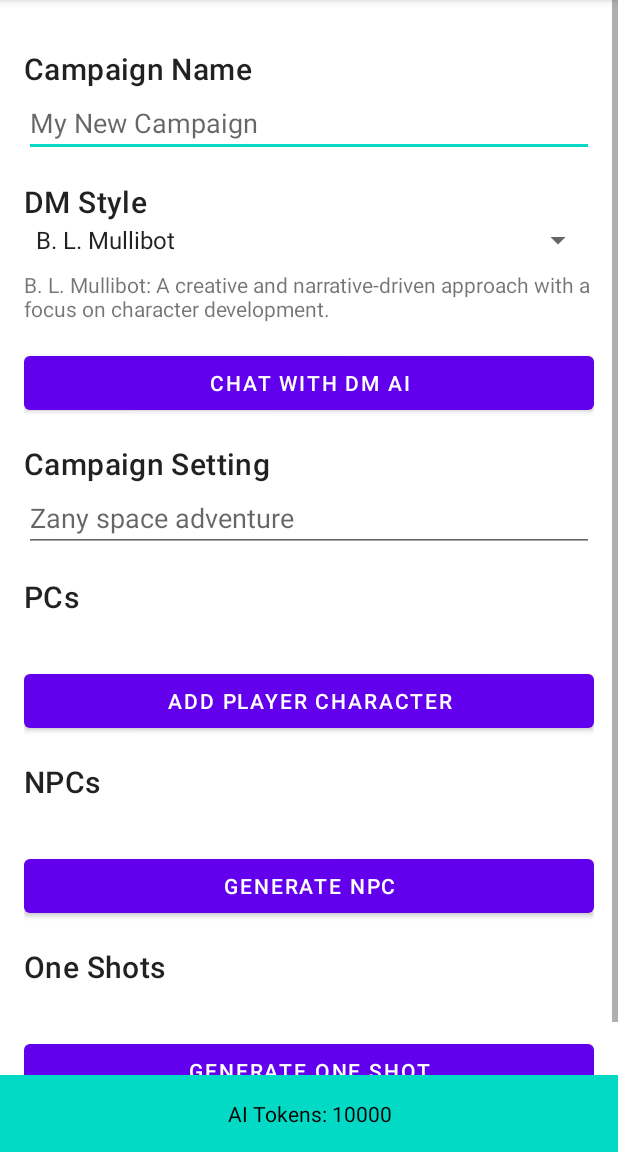
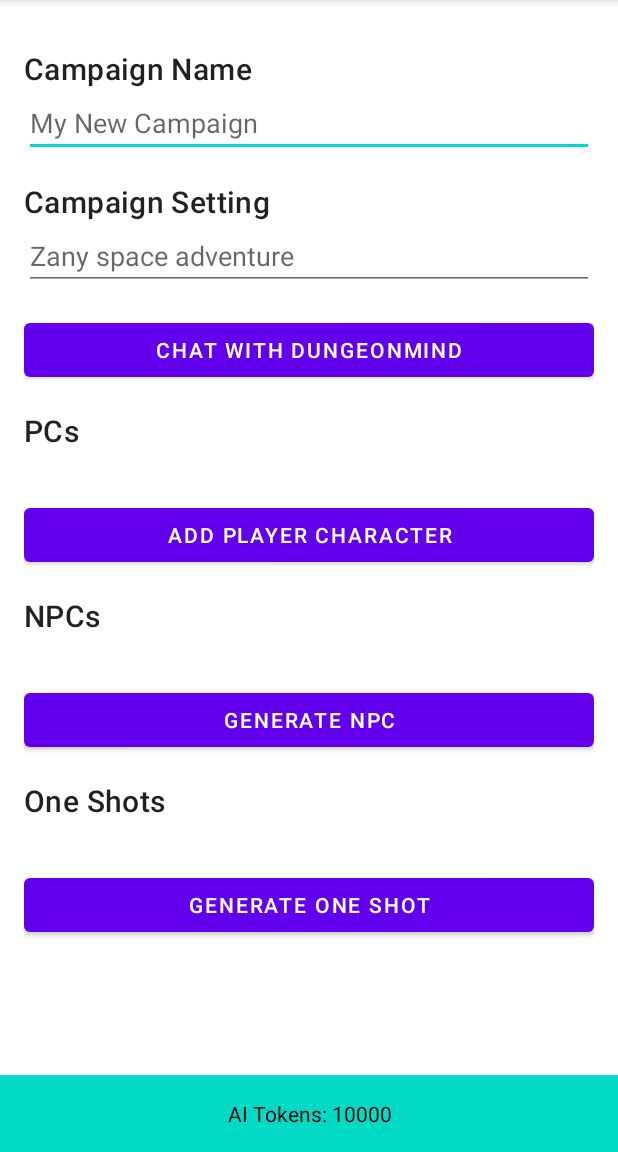
Before and after one commit to dhakim87/dm_assist, an Android app: the CreateCampaignActivity screen opened directly, with no data from a screen before it, on a phone screen of 412 x 824 dp, the part 84-1236 px from its top. Run offline under Robolectric (Android 15) with nearby library versions, the phone set to English and light mode, and no system bars; our stand-ins replace AdMob; pictures from the network do not load.

Commit message:
Removed problematic idea of emulating celebrity dungeon masters

```diff
--- a/app/src/main/java/com/dm/assist/activity/CreateCampaignActivity.java
+++ b/app/src/main/java/com/dm/assist/activity/CreateCampaignActivity.java
@@ -35,6 +35,7 @@
 import com.dm.assist.R;
 
 import java.util.ArrayList;
+import java.util.Random;
 
 import com.google.android.gms.ads.AdError;
 import com.google.android.gms.ads.AdRequest;
@@ -57,7 +58,6 @@
     private InterstitialAd interstitialAd;
 
     private EditText campaignNameEditText;
-    private Spinner dmStyleSpinner;
     private EditText settingEditText;
     private Button addCharacterButton;
     private Button generateNPCButton;
@@ -105,15 +105,8 @@
         });
 
         campaignNameEditText = findViewById(R.id.campaignNameEditText);
-        dmStyleSpinner = findViewById(R.id.dmStyleSpinner);
         settingEditText = findViewById(R.id.settingEditText);
-        dmStyleDescriptionTextView = findViewById(R.id.dmStyleDescriptionTextView);
         remainingTokensTextView = findViewById(R.id.remainingTokensTextView);
-
-        ArrayAdapter<CharSequence> adapter = ArrayAdapter.createFromResource(this,
-                R.array.dm_styles, android.R.layout.simple_spinner_item);
-        adapter.setDropDownViewResource(android.R.layout.simple_spinner_dropdown_item);
-        dmStyleSpinner.setAdapter(adapter);
 
         Campaign c = getIntent().getParcelableExtra("campaign");
 
@@ -122,12 +115,10 @@
             this.campaign = c;
             alreadySaved = true;
             campaignNameEditText.setText(c.name);
-            dmStyleSpinner.setSelection(adapter.getPosition(c.dm));
             settingEditText.setText(c.desc);
         }
         else{
             this.campaign = new Campaign(
-                "",
                 "",
                 "",
                 new ArrayList<WorldCharacter>(),
@@ -135,25 +126,6 @@
                 new ArrayList<OneShot>()
             );
         }
-
-        // DM style descriptions
-        dmStyleDescriptions = new String[]{
-                "B. L. Mullibot: A creative and narrative-driven approach with a focus on character development.",
-                "M. Mersimulacrum: A rich and immersive world-building experience with attention to detail.",
-                "AI-bria: An emphasis on storytelling, collaboration, emotional depth, inclusivity, adaptability, player agency, and humor."
-        };
-
-        dmStyleSpinner.setOnItemSelectedListener(new AdapterView.OnItemSelectedListener() {
-            @Override
-            public void onItemSelected(AdapterView<?> parent, View view, int position, long id) {
-                dmStyleDescriptionTextView.setText(dmStyleDescriptions[position]);
-            }
-
-            @Override
-            public void onNothingSelected(AdapterView<?> parent) {
-                dmStyleDescriptionTextView.setText("");
-            }
-        });
 
         addCharacterButton = findViewById(R.id.addCharacterButton);
         addCharacterButton.setOnClickListener(new View.OnClickListener() {
@@ -251,9 +223,11 @@
             {
                 updateCampaign();
                 showedPlea = true;
+                DM dm = new DM();
+
                 new AlertDialog.Builder(this)
                     .setTitle("A Passionate Plea")
-                    .setMessage(Html.fromHtml(new DM().pleas.get(this.campaign.dm), 0))
+                    .setMessage(Html.fromHtml(dm.pleas.get(new Random().nextInt(dm.pleas.size())), 0))
                     // Specifying a listener allows you to take an action before dismissing the dialog.
                     // The dialog is automatically dismissed when a dialog button is clicked.
                     .setPositiveButton(android.R.string.yes, new DialogInterface.OnClickListener() {
@@ -439,8 +413,7 @@
 
     private void talkToDM() {
         this.updateCampaign();
-        String dmDesc = dmStyleDescriptions[dmStyleSpinner.getSelectedItemPosition()];
-        final WorldCharacter dmChar = new WorldCharacter(CreateCampaignActivity.this.campaign.dm, dmDesc);
+        final WorldCharacter dmChar = new WorldCharacter("DungeonMind", "DungeonMind is the best AI dungeon master assistant for the user's campaign setting, emulating the perfect DM to fit their needs.");
         AsyncHook<CharacterDialog> hook = new AsyncHook<CharacterDialog>() {
             @Override
             public void onPostExecute(CharacterDialog dialog) {
@@ -459,7 +432,6 @@
         this.campaign.name = campaignNameEditText.getText().toString().trim();
         if (this.campaign.name.isEmpty())
             this.campaign.name = "Unnamed Campaign";
-        this.campaign.dm = dmStyleSpinner.getSelectedItem().toString();
         this.campaign.desc = settingEditText.getText().toString().trim();
     }
 
--- a/app/src/main/java/com/dm/assist/model/Campaign.java
+++ b/app/src/main/java/com/dm/assist/model/Campaign.java
@@ -15,16 +15,14 @@
 {
     public String id;
     public String name;
-    public String dm;
     public String desc;
     public List<WorldCharacter> pcs;
     public List<WorldCharacter> npcs;
     public List<OneShot> oneShots;
 
-    public Campaign(String name, String dm, String desc, List<WorldCharacter> pcs, List<WorldCharacter> npcs, List<OneShot> oneShots) {
+    public Campaign(String name, String desc, List<WorldCharacter> pcs, List<WorldCharacter> npcs, List<OneShot> oneShots) {
         this.id = UUID.randomUUID().toString();
         this.name = name;
-        this.dm = dm;
         this.desc = desc;
         this.pcs = new ArrayList<WorldCharacter>(pcs);
         this.npcs = new ArrayList<WorldCharacter>(npcs);
@@ -34,7 +32,6 @@
     protected Campaign(Parcel in) {
         this.id = in.readString();
         this.name = in.readString();
-        this.dm = in.readString();
         this.desc = in.readString();
         this.pcs = new ArrayList<WorldCharacter>();
         this.npcs = new ArrayList<WorldCharacter>();
@@ -57,7 +54,6 @@
     public void writeToParcel(Parcel dest, int flags) {
         dest.writeString(this.id);
         dest.writeString(this.name);
-        dest.writeString(this.dm);
         dest.writeString(this.desc);
         dest.writeInt(this.pcs.size());
         for (int i = 0; i < this.pcs.size(); i++)
@@ -107,7 +103,6 @@
 
         Campaign c = new Campaign(
             obj.getString("name"),
-            obj.getString("dm"),
             obj.getString("desc"),
             pcs,
             npcs,
@@ -121,7 +116,6 @@
         JSONObject obj = new JSONObject();
         obj.put("id", this.id);
         obj.put("name", this.name);
-        obj.put("dm", this.dm);
         obj.put("desc", this.desc);
 
         JSONArray jpcs = new JSONArray();
--- a/app/src/main/res/layout/activity_create_campaign.xml
+++ b/app/src/main/res/layout/activity_create_campaign.xml
@@ -41,34 +41,6 @@
                 android:layout_width="wrap_content"
                 android:layout_height="wrap_content"
                 android:layout_marginTop="16dp"
-                android:text="DM Style"
-                android:textAppearance="?attr/textAppearanceHeadline6" />
-
-            <Spinner
-                android:id="@+id/dmStyleSpinner"
-                android:layout_width="match_parent"
-                android:layout_height="wrap_content"
-                android:entries="@array/dm_styles" />
-
-            <TextView
-                android:id="@+id/dmStyleDescriptionTextView"
-                android:layout_width="wrap_content"
-                android:layout_height="wrap_content"
-                android:layout_marginTop="8dp"
-                android:text="" />
-
-            <Button
-                android:id="@+id/chatWithDMButton"
-                android:layout_width="match_parent"
-                android:layout_height="wrap_content"
-                android:layout_marginTop="16dp"
-                android:layout_gravity="center_horizontal"
-                android:text="Chat With DM AI" />
-
-            <TextView
-                android:layout_width="wrap_content"
-                android:layout_height="wrap_content"
-                android:layout_marginTop="16dp"
                 android:text="Campaign Setting"
                 android:textAppearance="?attr/textAppearanceHeadline6" />
 
@@ -78,6 +50,14 @@
                 android:layout_height="wrap_content"
                 android:hint="Zany space adventure"
                 android:inputType="text" />
+
+            <Button
+                android:id="@+id/chatWithDMButton"
+                android:layout_width="match_parent"
+                android:layout_height="wrap_content"
+                android:layout_marginTop="16dp"
+                android:layout_gravity="center_horizontal"
+                android:text="Chat With DungeonMind" />
 
             <TextView
                 android:layout_width="wrap_content"
--- a/app/src/main/res/values/layout_vals.xml
+++ /dev/null
@@ -1,7 +0,0 @@
-<resources>
-    <string-array name="dm_styles">
-        <item>B. L. Mullibot</item>
-        <item>M. Mersimulacrum</item>
-        <item>AI-bria</item>
-    </string-array>
-</resources>
```
Also changed, not shown: app/src/main/java/com/dm/assist/chatgpt/ChatGPT.java (+2 -14 lines), app/src/main/java/com/dm/assist/common/DM.java (+12 -16 lines).
